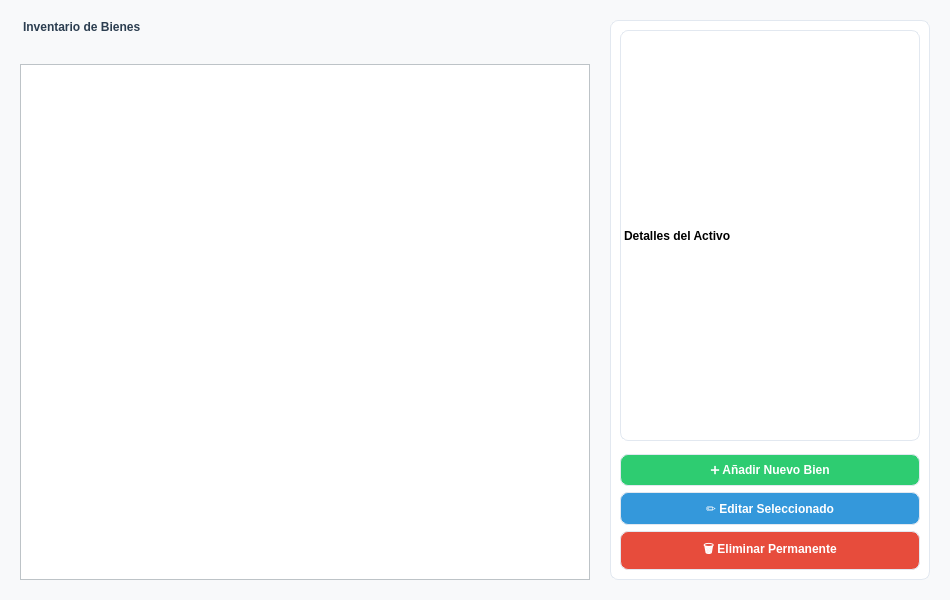
First picture: the form in src/vistas/gestion_bienes_view.ui, repository Lonso312/Trabajo-IS, before the edit.
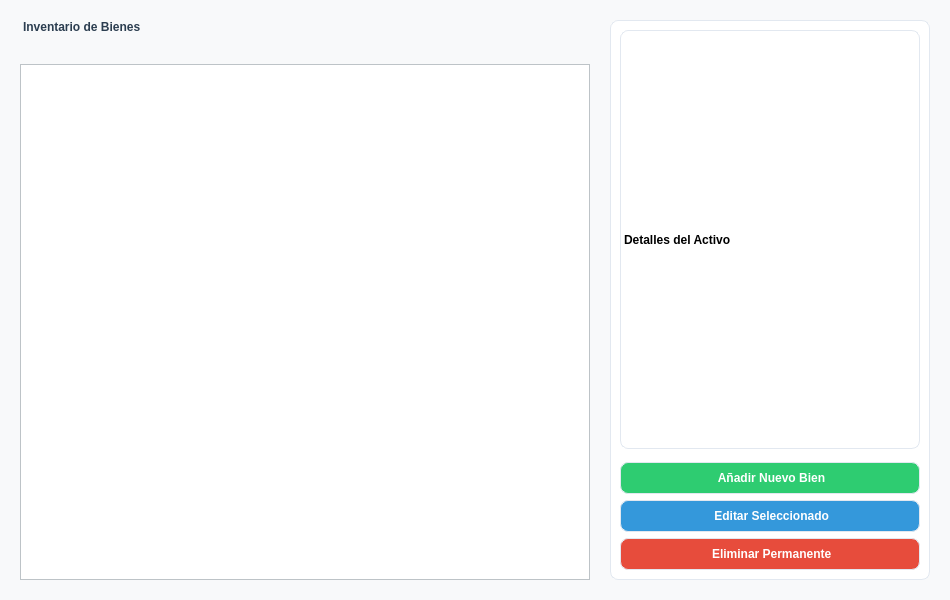
Second picture: the form after the edit.

The edit to the form file:
```diff
--- a/src/vistas/gestion_bienes_view.ui
+++ b/src/vistas/gestion_bienes_view.ui
@@ -88,19 +88,19 @@
       </item>
       <item>
        <widget class="QPushButton" name="btn_anadir">
-        <property name="text"><string>➕ Añadir Nuevo Bien</string></property>
+        <property name="text"><string> Añadir Nuevo Bien</string></property>
         <property name="styleSheet"><string>background-color: #2ECC71; color: white; font-weight: bold; padding: 8px;</string></property>
        </widget>
       </item>
       <item>
        <widget class="QPushButton" name="btn_editar">
-        <property name="text"><string>✏️ Editar Seleccionado</string></property>
+        <property name="text"><string> Editar Seleccionado</string></property>
         <property name="styleSheet"><string>background-color: #3498DB; color: white; font-weight: bold; padding: 8px;</string></property>
        </widget>
       </item>
       <item>
        <widget class="QPushButton" name="btn_eliminar">
-        <property name="text"><string>🗑️ Eliminar Permanente</string></property>
+        <property name="text"><string> Eliminar Permanente</string></property>
         <property name="styleSheet"><string>background-color: #E74C3C; color: white; font-weight: bold; padding: 8px;</string></property>
        </widget>
       </item>
```
